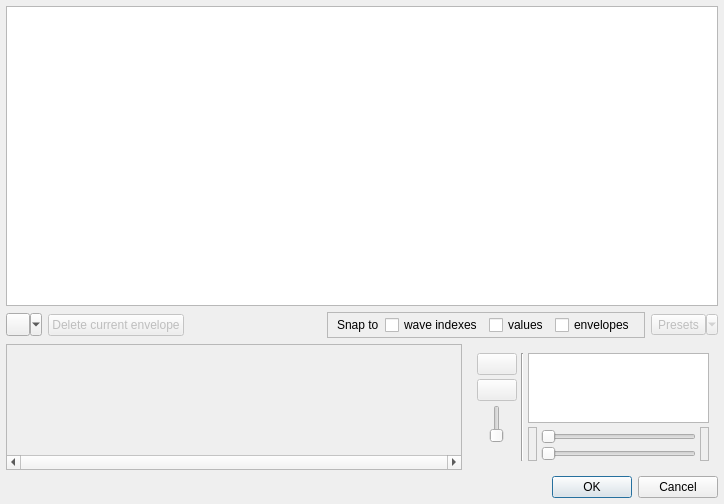
The window that bigglesworth/ui/spectralmorph.ui (MaurizioB/Bigglesworth) describes before a commit, drawn with Qt 5.
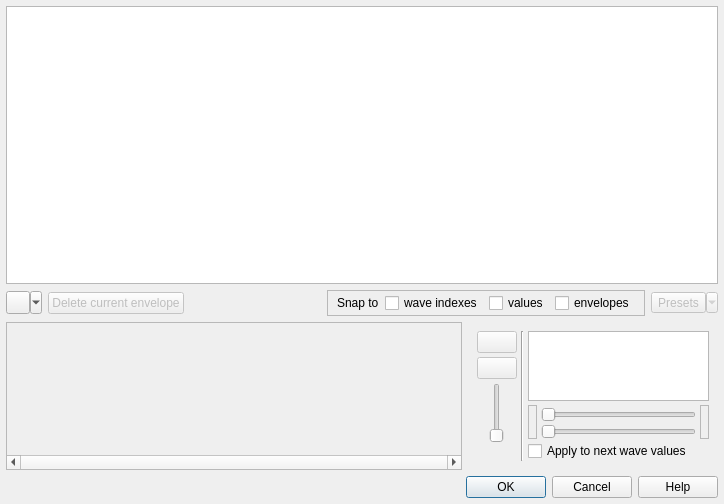
The same window after the commit. Icons and pictures are not drawn. Custom widgets are drawn as their Qt base class.

Commit message: Mini preview shows computed morph wave values.

The edit to the form file:
```diff
--- a/bigglesworth/ui/spectralmorph.ui
+++ b/bigglesworth/ui/spectralmorph.ui
@@ -202,6 +202,19 @@
           </property>
          </widget>
         </item>
+        <item row="3" column="0" colspan="3">
+         <widget class="QCheckBox" name="applyToNextChk">
+          <property name="statusTip">
+           <string>By default, morphs do not change values to the next wave. Right click or see help to know more.</string>
+          </property>
+          <property name="whatsThis">
+           <string>&lt;html&gt;&lt;head/&gt;&lt;body&gt;&lt;p&gt;Morphs usually change values &lt;span style=&quot; font-style:italic;&quot;&gt;between&lt;/span&gt; keyframes, leaving the starting and final keyframe of the transition untouched.&lt;/p&gt;&lt;p&gt;As spectral morph is able to apply its harmonic envelopes to the starting keyframe, it is also possible to apply those envelopes to the final one. See the manual to know more.&lt;/p&gt;&lt;/body&gt;&lt;/html&gt;</string>
+          </property>
+          <property name="text">
+           <string>Apply to next wave values</string>
+          </property>
+         </widget>
+        </item>
        </layout>
       </item>
      </layout>
@@ -234,7 +247,7 @@
         <enum>Qt::Horizontal</enum>
        </property>
        <property name="standardButtons">
-        <set>QDialogButtonBox::Cancel|QDialogButtonBox::Ok</set>
+        <set>QDialogButtonBox::Cancel|QDialogButtonBox::Help|QDialogButtonBox::Ok</set>
        </property>
       </widget>
      </item>
```
Left out of the diff: 26 changed lines with no effect on the pictures. The commit also changes 8 other files.
